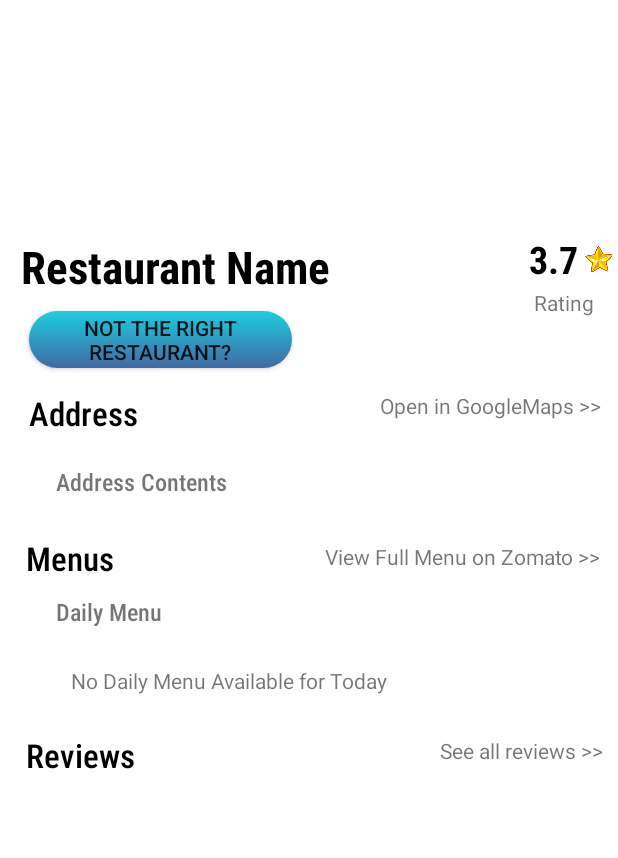
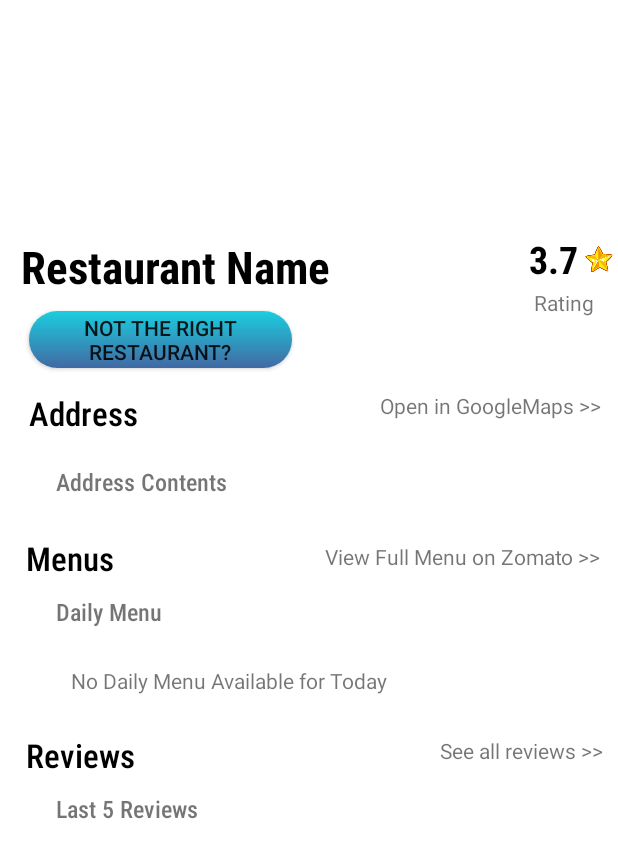
Before and after one commit to thaole25/mobile-computing, an Android app: the fragment OtherRestaurantResultFragment placed in its activity, on a phone screen of 412 x 824 dp. Shown: the top 858 px of the screen. Run offline under Robolectric (Android 15) with nearby library versions, the phone set to English and light mode, and no system bars; our stand-ins replace ButterKnife, Firebase (no records; nobody signed in at launch, a user with empty details on screens opened directly), navigation-ui; libraries missing offline, so code that uses them is left out: androidx.camera.core, id.zelory.compressor; 21 statements that could not run were skipped.

Commit message:
Update restaurant_information.xml

```diff
--- a/RestaurantRecognition/app/src/main/res/layout/restaurant_information.xml
+++ b/RestaurantRecognition/app/src/main/res/layout/restaurant_information.xml
@@ -31,6 +31,19 @@
                 android:textStyle="bold" />
 
             <TextView
+                android:id="@+id/lastReviews"
+                android:layout_width="wrap_content"
+                android:layout_height="wrap_content"
+                android:layout_below="@id/reviews"
+                android:layout_alignParentLeft="true"
+                android:layout_marginLeft="37dp"
+                android:layout_marginTop="10dp"
+                android:fontFamily="sans-serif-condensed-light"
+                android:text="Last 5 Reviews"
+                android:textSize="16dp"
+                android:textStyle="bold"/>
+
+            <TextView
                 android:id="@+id/allreviews"
                 android:layout_width="wrap_content"
                 android:layout_height="wrap_content"
@@ -55,14 +68,6 @@
                 android:text="Address Contents"
                 android:textSize="16dp"
                 android:textStyle="bold" />
-
-            <!--View
-                android:id="@+id/straightLine"
-                android:layout_width="match_parent"
-                android:layout_height="2dp"
-                android:background="#F2F6F9"
-                android:layout_marginTop="10dp"
-                android:layout_below="@id/ratingText" /-->
 
             <ImageView
                 android:id="@+id/imageView2"
@@ -160,7 +165,7 @@
                 android:id="@+id/reviewlistView"
                 android:layout_width="350dp"
                 android:layout_height="wrap_content"
-                android:layout_below="@+id/reviews"
+                android:layout_below="@+id/lastReviews"
                 android:layout_alignParentStart="true"
                 android:layout_alignParentLeft="true"
                 android:layout_marginLeft="17dp"
```
